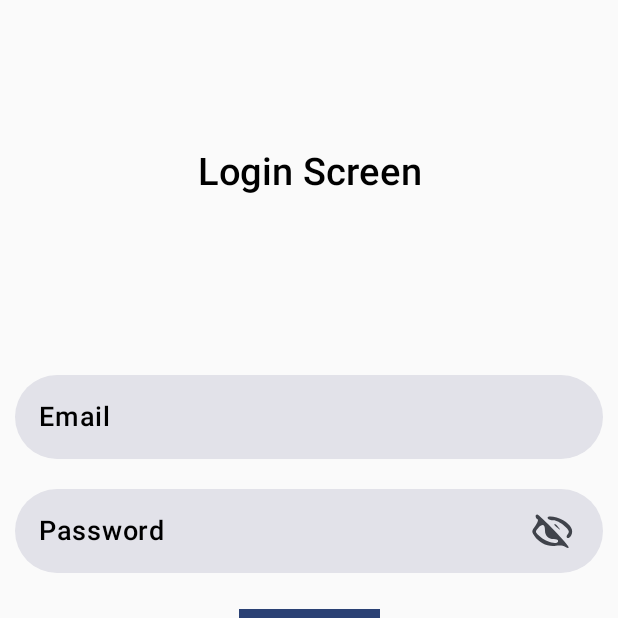
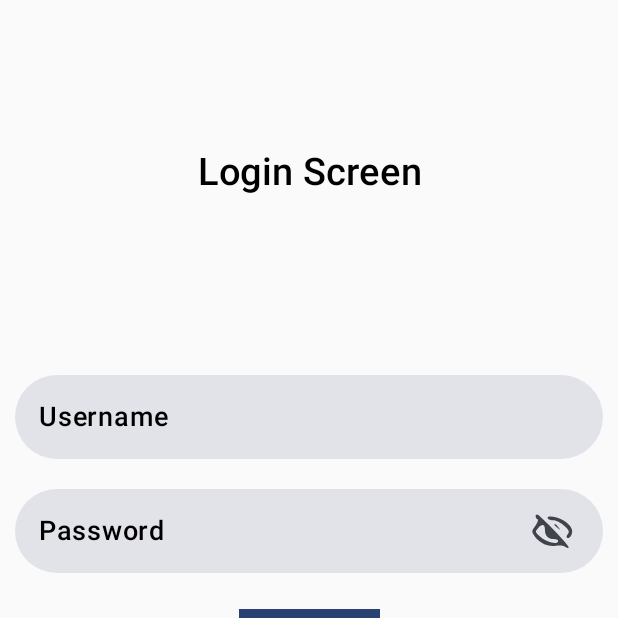
Before and after one commit to Kelaskaraditya1/JetPackComposeFirebase, an Android app built with Jetpack Compose: the screen it shows after launch (MainActivity), after a tap on "Login", on a phone screen of 412 x 824 dp, the top half of it. Run offline under Robolectric (Android 15) with nearby library versions, the phone set to English and light mode, and no system bars; our stand-ins replace Firebase (no records; nobody signed in at launch, a user with empty details on screens opened directly); pictures from the network do not load.

Commit message:
Authentication Completed

```diff
--- a/app/src/main/AndroidManifest.xml
+++ b/app/src/main/AndroidManifest.xml
@@ -1,9 +1,11 @@
 <?xml version="1.0" encoding="utf-8"?>
 <manifest xmlns:android="http://schemas.android.com/apk/res/android"
     xmlns:tools="http://schemas.android.com/tools">
-
+    <uses-permission android:name="android.permission.INTERNET"/>
     <application
         android:allowBackup="true"
+        android:usesCleartextTraffic="true"
+        android:networkSecurityConfig="@xml/network_security_config"
         android:dataExtractionRules="@xml/data_extraction_rules"
         android:fullBackupContent="@xml/backup_rules"
         android:icon="@mipmap/ic_launcher"
--- /dev/null
+++ b/app/src/main/java/com/starkindustries/jetpackcomposefirebase/Backend/Api/AuthApi/AuthApi.kt
@@ -0,0 +1,20 @@
+package com.starkindustries.jetpackcomposefirebase.Backend.Api.AuthApi
+
+import okhttp3.ResponseBody
+import retrofit2.Call
+import retrofit2.Response
+import retrofit2.http.Body
+import retrofit2.http.GET
+import retrofit2.http.POST
+
+interface AuthApi {
+
+
+    @POST("auth/signup")
+    suspend fun signup(@Body profile:Profile):Response<Profile>
+
+    @POST("auth/login")
+    suspend fun login(@Body profile: Profile):Response<String>
+
+
+}
--- /dev/null
+++ b/app/src/main/java/com/starkindustries/jetpackcomposefirebase/Backend/Api/AuthApi/AuthApiInstance.kt
@@ -0,0 +1,35 @@
+package com.starkindustries.jetpackcomposefirebase.Backend.Api.AuthApi
+
+import com.google.gson.GsonBuilder
+import com.starkindustries.jetpackcomposefirebase.Keys.Keys
+import okhttp3.OkHttpClient
+import okhttp3.logging.HttpLoggingInterceptor
+import retrofit2.Retrofit
+import retrofit2.converter.gson.GsonConverterFactory
+import java.util.concurrent.TimeUnit
+
+object AuthApiInstance {
+
+    val api:AuthApi by lazy{
+
+        val logging = HttpLoggingInterceptor().apply {
+            level = HttpLoggingInterceptor.Level.BODY
+        }
+
+        val client = OkHttpClient.Builder()
+            .addInterceptor(logging)
+            .connectTimeout(60, TimeUnit.SECONDS)  // Increase connection timeout
+            .readTimeout(60, TimeUnit.SECONDS)     // Increase read timeout
+            .writeTimeout(60, TimeUnit.SECONDS)
+            .build()
+
+        val gson = GsonBuilder().setLenient().create()
+
+        Retrofit.Builder()
+            .baseUrl(Keys.BASE_URL)
+            .addConverterFactory(GsonConverterFactory.create(gson))
+            .client(client)
+            .build()
+            .create(AuthApi::class.java)
+    }
+}
--- /dev/null
+++ b/app/src/main/java/com/starkindustries/jetpackcomposefirebase/Backend/Api/AuthApi/Profile.kt
@@ -0,0 +1,10 @@
+package com.starkindustries.jetpackcomposefirebase.Backend.Api.AuthApi
+
+data class Profile(
+    var profileId: Int = 0,  // Default value, backend will assign it
+    var email: String = "",
+    var name: String = "",
+    var password: String,
+    var profileImageUri: String = "",
+    var username: String
+)
--- a/app/src/main/java/com/starkindustries/jetpackcomposefirebase/Frontend/Activity/MainActivity.kt
+++ b/app/src/main/java/com/starkindustries/jetpackcomposefirebase/Frontend/Activity/MainActivity.kt
@@ -5,16 +5,34 @@ import androidx.activity.ComponentActivity
 import androidx.activity.compose.setContent
 import androidx.activity.enableEdgeToEdge
 import androidx.compose.runtime.Composable
-import com.starkindustries.jetpackcomposefirebase.Frontend.Compose.CircularImageCompose
+import androidx.compose.runtime.getValue
+import androidx.compose.runtime.mutableStateOf
+import androidx.compose.runtime.setValue
+import androidx.lifecycle.lifecycleScope
+import com.starkindustries.jetpackcomposefirebase.Backend.Api.NotesApi.RetrofitInstance
+import com.starkindustries.jetpackcomposefirebase.Backend.Data.NotesRow
 import com.starkindustries.jetpackcomposefirebase.Frontend.Navigation.Navigation
+import com.starkindustries.jetpackcomposefirebase.Frontend.Screens.TestScreen
 import com.starkindustries.jetpackcomposefirebase.ui.theme.JetPackComposeFirebaseTheme
 
 class MainActivity : ComponentActivity() {
     override fun onCreate(savedInstanceState: Bundle?) {
         super.onCreate(savedInstanceState)
+        var listState = mutableStateOf<List<NotesRow>>(emptyList())
         enableEdgeToEdge()
         setContent {
             JetPackComposeFirebaseTheme {
+//                var noteList by listState
+//                lifecycleScope.launchWhenCreated {
+//                    var response = try{
+//                        RetrofitInstance.api.getNotes()
+//                    }catch (e:Exception){
+//                        e.printStackTrace()
+//                        null
+//                    }
+//                    if(response!=null && response.isSuccessful)
+//                        listState.value = response.body()?: emptyList()
+//                }
                 Application()
             }
         }
--- a/app/src/main/java/com/starkindustries/jetpackcomposefirebase/Frontend/Compose/NoteRowCompose.kt
+++ b/app/src/main/java/com/starkindustries/jetpackcomposefirebase/Frontend/Compose/NoteRowCompose.kt
@@ -50,7 +50,7 @@ fun NoteRowCompose(
     isExpanded: Boolean,
     onExpandToggle: (Boolean) -> Unit,
     onDelete:(noteId:String)->Unit,
-    user:FirebaseUser,
+    user:FirebaseUser?=FirebaseAuth.getInstance().currentUser,
     context:Context) {
 
     var updateDialouge by remember{
@@ -214,7 +214,9 @@ fun NoteRowCompose(
                             noteId = notesRow.noteId // Ensure the noteId is preserved
                         )
                         if (note.noteId != null) {
-                            RealTimeDatabase.updateNote(user, note, note.noteId!!)
+                            if (user != null) {
+                                RealTimeDatabase.updateNote(user, note, note.noteId!!)
+                            }
                         } else {
                             Toast.makeText(
                                 context,
--- a/app/src/main/java/com/starkindustries/jetpackcomposefirebase/Frontend/Navigation/Navigation.kt
+++ b/app/src/main/java/com/starkindustries/jetpackcomposefirebase/Frontend/Navigation/Navigation.kt
@@ -37,7 +37,7 @@ fun Navigation(){
             HomeScreen()
         }
         composable(Routes.ProfileScreen.route){
-            ProfileScreen(navController = navController)
+            ProfileScreen(navController = navController,name="Aditya Kelaskar", username = "kelaskaraditya1")
         }
     }
 }
--- a/app/src/main/java/com/starkindustries/jetpackcomposefirebase/Frontend/Screens/LoginScreen.kt
+++ b/app/src/main/java/com/starkindustries/jetpackcomposefirebase/Frontend/Screens/LoginScreen.kt
@@ -2,6 +2,7 @@ package com.starkindustries.jetpackcomposefirebase.Frontend.Screens
 
 import android.content.Context
 import android.net.Uri
+import android.util.Log
 import android.widget.ImageButton
 import androidx.activity.compose.rememberLauncherForActivityResult
 import androidx.activity.result.contract.ActivityResultContracts
@@ -31,6 +32,7 @@ import androidx.compose.runtime.Composable
 import androidx.compose.runtime.getValue
 import androidx.compose.runtime.mutableStateOf
 import androidx.compose.runtime.remember
+import androidx.compose.runtime.rememberCoroutineScope
 import androidx.compose.runtime.setValue
 import androidx.compose.ui.Alignment
 import androidx.compose.ui.Modifier
@@ -50,16 +52,20 @@ import androidx.compose.ui.unit.sp
 import androidx.navigation.NavController
 import androidx.navigation.compose.rememberNavController
 import coil.compose.rememberAsyncImagePainter
+import com.starkindustries.jetpackcomposefirebase.Backend.Api.AuthApi.AuthApiInstance
+import com.starkindustries.jetpackcomposefirebase.Backend.Api.AuthApi.Profile
 import com.starkindustries.jetpackcomposefirebase.Backend.Authentication.Authentication
 import com.starkindustries.jetpackcomposefirebase.Frontend.Routes.Routes
 import com.starkindustries.jetpackcomposefirebase.Keys.Keys
 import com.starkindustries.jetpackcomposefirebase.R
+import kotlinx.coroutines.launch
+import okhttp3.Route
 
 @OptIn(ExperimentalMaterial3Api::class)
 @Composable
 fun LoginScreen(navController: NavController){
 
-    var email by remember{
+    var username by remember{
         mutableStateOf("")
     }
 
@@ -70,6 +76,8 @@ fun LoginScreen(navController: NavController){
     var passwoordVisible by remember {
         mutableStateOf(false)
     }
+
+    var coroutineScope = rememberCoroutineScope()
 
     var context = LocalContext.current.applicationContext
     var sharedPreferences = context.getSharedPreferences(Keys.LOGIN_STATUS, Context.MODE_PRIVATE)
@@ -92,11 +100,11 @@ fun LoginScreen(navController: NavController){
     , contentAlignment = Alignment.Center){
 
         Column {
-            TextField(value = email, onValueChange ={
-                email = it
+            TextField(value = username, onValueChange ={
+                username = it
             }
                 , label = {
-                    Text(text = "Email"
+                    Text(text = "Username"
                         , fontSize = 18.sp
                         , fontWeight = FontWeight.W500
                         , color = Color.Black)
@@ -157,7 +165,32 @@ fun LoginScreen(navController: NavController){
                 .fillMaxWidth()
             , contentAlignment = Alignment.Center){
                 Button(onClick = {
-                    Authentication.LoginFunction(context = context,email,password,navController)
+
+                    var profile = Profile(username = username, password = password)
+                    Log.d("LOGIN_DEBUG", "Attempting login with Username: $username, Password: $password")
+
+                    coroutineScope.launch {
+
+                        var profile = Profile(username=username, password = password)
+                        try{
+                            var response = AuthApiInstance.api.login(profile)
+                            if(response.isSuccessful){
+                                navController.navigate(Routes.DashboardScreen.route){
+                                    popUpTo(0)
+                                }
+                                Log.d("LOGIN_SUCCESS",response.body().toString())
+                                editor.putBoolean(Keys.LOGIN_STATUS, true)
+                                editor.commit()
+                            }else{
+                                Log.d("LOGIN_ERROR",response.body().toString())
+                            }
+                        }catch (e:Exception){
+                            e.printStackTrace()
+                        }
+
+                    }
+
+
                 }
                     , shape = RectangleShape
                     , modifier = Modifier
--- a/app/src/main/java/com/starkindustries/jetpackcomposefirebase/Frontend/Screens/SplashScreen.kt
+++ b/app/src/main/java/com/starkindustries/jetpackcomposefirebase/Frontend/Screens/SplashScreen.kt
@@ -33,7 +33,7 @@ fun SplashScreen(navController: NavController){
 
     LaunchedEffect(Unit) {
         delay(1000)
-        if(sharedPreferences.getBoolean(Keys.LOGIN_STATUS,false)&&user!=null){
+        if(sharedPreferences.getBoolean(Keys.LOGIN_STATUS,false)){
             navController.navigate(Routes.DashboardScreen.route){
                 popUpTo(0)
             }
--- a/app/src/main/java/com/starkindustries/jetpackcomposefirebase/Keys/Keys.kt
+++ b/app/src/main/java/com/starkindustries/jetpackcomposefirebase/Keys/Keys.kt
@@ -11,5 +11,7 @@ class Keys {
         const val PROFILE_SCREEN_ROUTE = "PROFILE_SCREEN"
         const val NOTES="NOTES"
         const val PROFILE_PIC_URI="PROFILE_PIC_URI"
+        const val BASE_URL = "https://notesappbackend-9.onrender.com/"
+
     }
 }
```
Also changed, not shown: app/build.gradle.kts (+8 -0 lines), app/src/main/java/com/starkindustries/jetpackcomposefirebase/Backend/Api/NotesApi/Note.kt (added, +7 -0 lines), app/src/main/java/com/starkindustries/jetpackcomposefirebase/Backend/Api/NotesApi/NotesApi.kt (added, +11 -0 lines), app/src/main/java/com/starkindustries/jetpackcomposefirebase/Backend/Api/NotesApi/RetrofitInstance.kt (added, +15 -0 lines), app/src/main/java/com/starkindustries/jetpackcomposefirebase/Frontend/Screens/DashboardScreen.kt (+2 -18 lines), app/src/main/java/com/starkindustries/jetpackcomposefirebase/Frontend/Screens/HomeScreen.kt (+31 -26 lines), app/src/main/java/com/starkindustries/jetpackcomposefirebase/Frontend/Screens/ProfileScreen.kt (+54 -19 lines), app/src/main/java/com/starkindustries/jetpackcomposefirebase/Frontend/Screens/SignupScreen.kt (+42 -5 lines), app/src/main/java/com/starkindustries/jetpackcomposefirebase/Frontend/Screens/TestScreen.kt (added, +107 -0 lines), app/src/main/res/xml/network_security_config.xml (added, +15 -0 lines).
